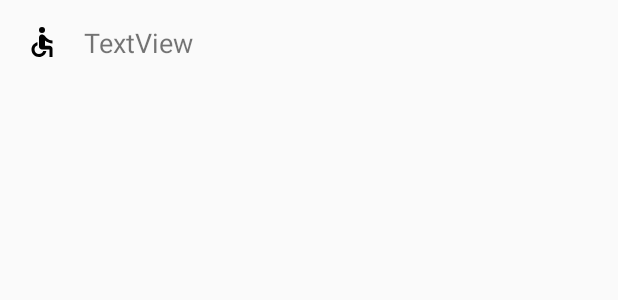
After one commit to RogachevMD/ChangeManager, an Android app: the layout item_name.xml on its own in the app's theme, with its tools: preview values and no code run, on a phone screen of 412 x 824 dp. The commit adds this screen. Shown: the top 300 px of the screen. Run offline under Robolectric (Android 15) with nearby library versions, the phone set to English and light mode, and no system bars.

Commit message:
v.02.07.03

```diff
--- a/app/src/main/java/com/topstrejiok/changemanager/activity/MainActivity.java
+++ b/app/src/main/java/com/topstrejiok/changemanager/activity/MainActivity.java
@@ -49,7 +49,7 @@ public class MainActivity extends AppCompatActivity {
             @Override
             public void onClick(View v) {
                 AlertDialog.Builder builder = new AlertDialog.Builder(MainActivity.this);
-                builder.setTitle("kek");
+                builder.setTitle("Add Session");
                 final View view = getLayoutInflater().inflate(R.layout.alert_item_session, null);
 
                 builder.setNegativeButton("OK", new DialogInterface.OnClickListener() {
@@ -80,7 +80,7 @@ public class MainActivity extends AppCompatActivity {
         data.add(new SessionListItem("assa3", System.currentTimeMillis()));
         data.add(new SessionListItem("assa4", System.currentTimeMillis()));
         data.add(new SessionListItem("assa5", System.currentTimeMillis()));
-        sessionAdapter = new SessionAdapter(data, this);
+        sessionAdapter = new SessionAdapter(this, data);
         SessionRecyclerView.setAdapter(sessionAdapter);
     }
 }
--- /dev/null
+++ b/app/src/main/res/drawable/ic_accessible.xml
@@ -0,0 +1,12 @@
+<vector xmlns:android="http://schemas.android.com/apk/res/android"
+    android:width="24dp"
+    android:height="24dp"
+    android:viewportWidth="24"
+    android:viewportHeight="24">
+  <path
+      android:fillColor="#FF000000"
+      android:pathData="M12,4m-2,0a2,2 0,1 1,4 0a2,2 0,1 1,-4 0"/>
+  <path
+      android:fillColor="#FF000000"
+      android:pathData="M19,13v-2c-1.54,0.02 -3.09,-0.75 -4.07,-1.83l-1.29,-1.43c-0.17,-0.19 -0.38,-0.34 -0.61,-0.45 -0.01,0 -0.01,-0.01 -0.02,-0.01L13,7.28c-0.35,-0.2 -0.75,-0.3 -1.19,-0.26C10.76,7.11 10,8.04 10,9.09L10,15c0,1.1 0.9,2 2,2h5v5h2v-5.5c0,-1.1 -0.9,-2 -2,-2h-3v-3.45c1.29,1.07 3.25,1.94 5,1.95zM10,20c-1.66,0 -3,-1.34 -3,-3 0,-1.31 0.84,-2.41 2,-2.83L9,12.1c-2.28,0.46 -4,2.48 -4,4.9 0,2.76 2.24,5 5,5 2.42,0 4.44,-1.72 4.9,-4h-2.07c-0.41,1.16 -1.52,2 -2.83,2z"/>
+</vector>
--- /dev/null
+++ b/app/src/main/res/layout/item_name.xml
@@ -0,0 +1,32 @@
+<?xml version="1.0" encoding="utf-8"?>
+<android.support.constraint.ConstraintLayout xmlns:android="http://schemas.android.com/apk/res/android"
+    xmlns:app="http://schemas.android.com/apk/res-auto"
+    xmlns:tools="http://schemas.android.com/tools"
+    android:layout_width="wrap_content"
+    android:layout_height="wrap_content">
+
+    <ImageView
+        android:id="@+id/imageView"
+        android:layout_width="wrap_content"
+        android:layout_height="wrap_content"
+        android:layout_marginStart="16dp"
+        android:layout_marginTop="16dp"
+        android:layout_marginBottom="16dp"
+        app:layout_constraintBottom_toBottomOf="parent"
+        app:layout_constraintStart_toStartOf="parent"
+        app:layout_constraintTop_toTopOf="parent"
+        app:srcCompat="@drawable/ic_accessible" />
+
+    <TextView
+        android:id="@+id/name"
+        android:layout_width="wrap_content"
+        android:layout_height="wrap_content"
+        android:layout_marginStart="16dp"
+        android:layout_marginEnd="16dp"
+        android:text="TextView"
+        android:textSize="18sp"
+        app:layout_constraintBottom_toBottomOf="@+id/imageView"
+        app:layout_constraintEnd_toEndOf="parent"
+        app:layout_constraintStart_toEndOf="@+id/imageView"
+        app:layout_constraintTop_toTopOf="@+id/imageView" />
+</android.support.constraint.ConstraintLayout>
```
Also changed, not shown: app/src/main/java/com/topstrejiok/changemanager/activity/SessionActivity.java (+64 -0 lines), app/src/main/java/com/topstrejiok/changemanager/adapter/ListAdapter.java (added, +45 -0 lines), app/src/main/java/com/topstrejiok/changemanager/adapter/NameAdapter.java (added, +51 -0 lines), app/src/main/java/com/topstrejiok/changemanager/model/ListItem.java (added, +55 -0 lines), app/src/main/res/drawable/ic_person_add.xml (added, +9 -0 lines), app/src/main/res/drawable/ic_person_delete.xml (added, +9 -0 lines), app/src/main/res/layout/activity_session.xml (+7 -0 lines), app/src/main/res/layout/item_list.xml (added, +35 -0 lines), app/src/main/res/menu/menu_list.xml (added, +12 -0 lines).
